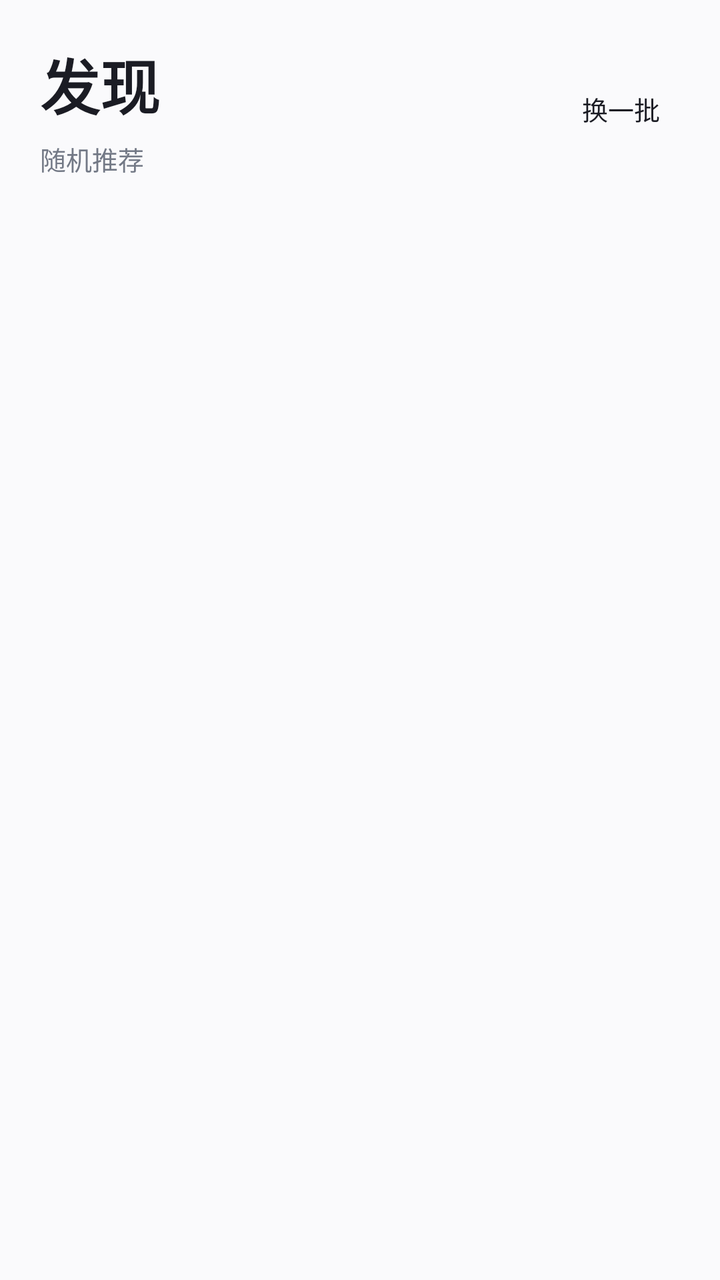
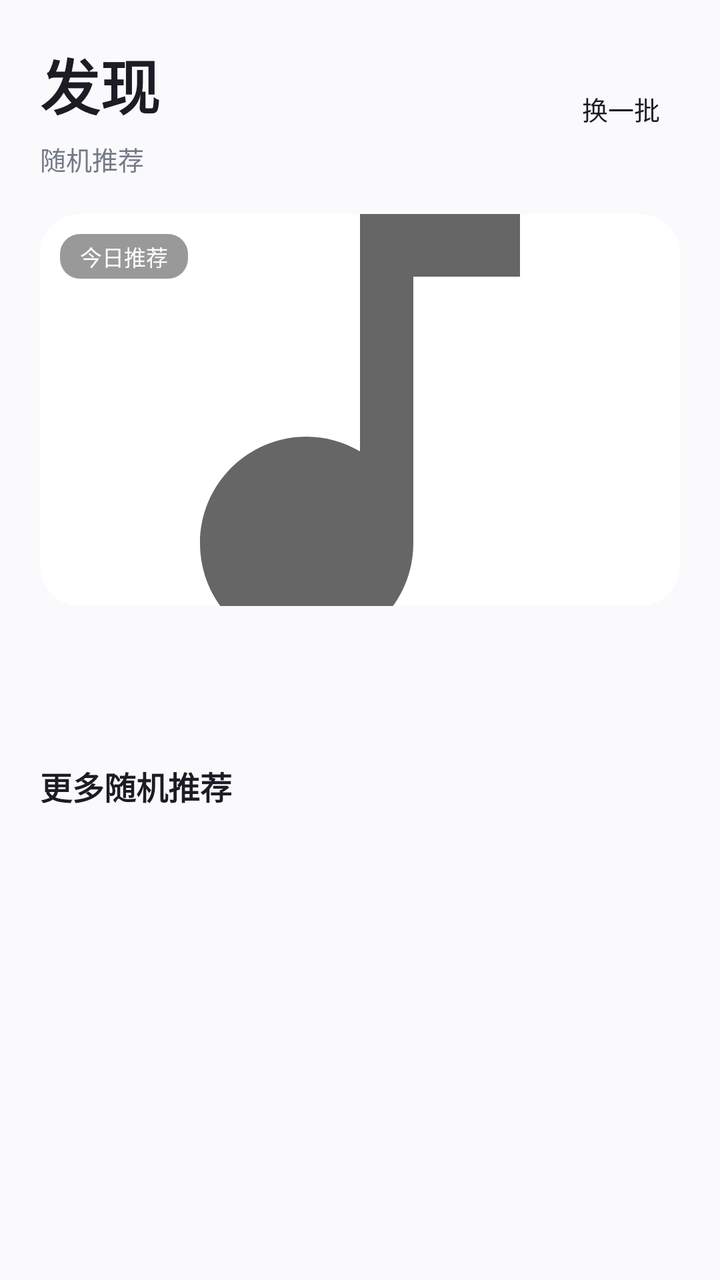

Two renders of the same Android screen: before a commit and after it. Below are the layout's source before the change and the commit's diff.
<!-- AndroidManifest.xml: application theme Theme.SubtitlePlayer -->
<!-- res/layout/page_discover.xml -->
<?xml version="1.0" encoding="utf-8"?>
<LinearLayout xmlns:android="http://schemas.android.com/apk/res/android" android:id="@+id/pageDiscover" android:layout_width="match_parent" android:layout_height="match_parent" android:background="@color/bg" android:orientation="vertical" android:padding="20dp">
    <LinearLayout android:layout_width="match_parent" android:layout_height="wrap_content" android:gravity="center_vertical">
        <LinearLayout android:layout_width="0dp" android:layout_height="wrap_content" android:layout_weight="1" android:orientation="vertical">
            <TextView android:layout_width="wrap_content" android:layout_height="wrap_content" android:text="@string/discover_title" android:textSize="30sp" android:textStyle="bold" android:textColor="@color/text_primary" />
            <TextView android:layout_width="wrap_content" android:layout_height="wrap_content" android:layout_marginTop="6dp" android:text="@string/discover_random" android:textColor="@color/text_hint" android:textSize="13sp" />
        </LinearLayout>
        <Button android:id="@+id/btnRefreshDiscover" style="@style/BtnStyle" android:layout_width="wrap_content" android:layout_height="48dp" android:text="@string/refresh" />
    </LinearLayout>
    <androidx.recyclerview.widget.RecyclerView android:id="@+id/recyclerDiscover" android:layout_width="match_parent" android:layout_height="0dp" android:layout_weight="1" android:layout_marginTop="24dp" android:clipToPadding="false" android:paddingBottom="12dp" />
</LinearLayout>
<!-- resources referenced by this layout -->
<resources>
  <color name="bg">#FAFAFC</color>
  <color name="text_hint">#737986</color>
  <color name="text_primary">#1B1C24</color>
  <string name="discover_random">随机推荐</string>
  <string name="discover_title">发现</string>
  <string name="refresh">换一批</string>
  <style name="BtnStyle" parent="Widget.AppCompat.Button">
          <item name="android:background">?attr/selectableItemBackgroundBorderless</item>
          <item name="android:stateListAnimator">@null</item>
          <item name="android:elevation">0dp</item>
          <item name="android:textColor">@color/text_primary</item>
          <item name="android:textAllCaps">false</item>
          <item name="android:textSize">13sp</item>
          <item name="android:minHeight">48dp</item>
          <item name="android:minWidth">0dp</item>
          <item name="android:insetTop">0dp</item>
          <item name="android:insetBottom">0dp</item>
          <item name="android:paddingTop">9dp</item>
          <item name="android:paddingBottom">9dp</item>
          <item name="android:paddingStart">10dp</item>
          <item name="android:paddingEnd">10dp</item>
      </style>
  <style name="Theme.SubtitlePlayer" parent="Theme.AppCompat.DayNight.NoActionBar">
          <item name="android:windowBackground">@color/bg</item>
          <item name="android:statusBarColor">@color/bg</item>
          <item name="android:navigationBarColor">@color/bg</item>
          
          <item name="colorAccent">@color/accent</item>
          
          <item name="alertDialogTheme">@style/ShiYinAlertDialog</item>
      </style>
  <color name="accent">#4A6CF7</color>
  <style name="ShiYinAlertDialog" parent="Theme.AppCompat.DayNight.Dialog.Alert">
          <item name="colorAccent">@color/accent</item>
          <item name="android:windowBackground">@drawable/bg_dialog</item>
      </style>
  <!-- drawable bg_dialog (drawable) -->
  <?xml version="1.0" encoding="utf-8"?>
  <shape xmlns:android="http://schemas.android.com/apk/res/android"
      android:shape="rectangle">
      <corners android:radius="20dp" />
      <solid android:color="@color/bg" />
  </shape>
</resources>

<!-- the commit's change to res/layout/page_discover.xml (unified diff, before → after) -->
@@ -1,5 +1,5 @@
 <?xml version="1.0" encoding="utf-8"?>
-<LinearLayout xmlns:android="http://schemas.android.com/apk/res/android" android:id="@+id/pageDiscover" android:layout_width="match_parent" android:layout_height="match_parent" android:background="@color/bg" android:orientation="vertical" android:padding="20dp">
+<LinearLayout xmlns:android="http://schemas.android.com/apk/res/android" android:id="@+id/pageDiscover" android:layout_width="match_parent" android:layout_height="match_parent" android:background="@color/bg" android:orientation="vertical" android:paddingStart="20dp" android:paddingEnd="20dp" android:paddingTop="20dp">
     <LinearLayout android:layout_width="match_parent" android:layout_height="wrap_content" android:gravity="center_vertical">
         <LinearLayout android:layout_width="0dp" android:layout_height="wrap_content" android:layout_weight="1" android:orientation="vertical">
             <TextView android:layout_width="wrap_content" android:layout_height="wrap_content" android:text="@string/discover_title" android:textSize="30sp" android:textStyle="bold" android:textColor="@color/text_primary" />
@@ -7,5 +7,90 @@
         </LinearLayout>
         <Button android:id="@+id/btnRefreshDiscover" style="@style/BtnStyle" android:layout_width="wrap_content" android:layout_height="48dp" android:text="@string/refresh" />
     </LinearLayout>
-    <androidx.recyclerview.widget.RecyclerView android:id="@+id/recyclerDiscover" android:layout_width="match_parent" android:layout_height="0dp" android:layout_weight="1" android:layout_marginTop="24dp" android:clipToPadding="false" android:paddingBottom="12dp" />
+
+    <LinearLayout
+        android:id="@+id/discoverPrimary"
+        android:layout_width="match_parent"
+        android:layout_height="wrap_content"
+        android:layout_marginTop="18dp"
+        android:orientation="vertical">
+
+        <include
+            layout="@layout/item_discover_primary"
+            android:layout_width="match_parent"
+            android:layout_height="wrap_content" />
+    </LinearLayout>
+
+    <TextView
+        android:id="@+id/txtDiscoverMore"
+        android:layout_width="match_parent"
+        android:layout_height="wrap_content"
+        android:layout_marginTop="18dp"
+        android:layout_marginBottom="10dp"
+        android:text="@string/discover_more"
+        android:textColor="@color/text_primary"
+        android:textSize="16sp"
+        android:textStyle="bold" />
+
+    <androidx.recyclerview.widget.RecyclerView android:id="@+id/recyclerDiscover" android:layout_width="match_parent" android:layout_height="0dp" android:layout_weight="1" android:clipToPadding="false" android:paddingBottom="12dp" />
 </LinearLayout>
+<!-- res/layout/item_discover_primary.xml (included above) -->
+<?xml version="1.0" encoding="utf-8"?>
+<LinearLayout xmlns:android="http://schemas.android.com/apk/res/android"
+    android:layout_width="match_parent"
+    android:layout_height="wrap_content"
+    android:foreground="?attr/selectableItemBackground"
+    android:orientation="vertical">
+
+    <FrameLayout
+        android:layout_width="match_parent"
+        android:layout_height="196dp">
+
+        <ImageView
+            android:id="@+id/imgPrimaryCover"
+            android:layout_width="match_parent"
+            android:layout_height="match_parent"
+            android:background="@drawable/bg_cover"
+            android:clipToOutline="true"
+            android:contentDescription="@string/cover"
+            android:scaleType="centerCrop"
+            android:src="@drawable/ic_music_tinted" />
+
+        <TextView
+            android:id="@+id/txtPrimaryBadge"
+            android:layout_width="wrap_content"
+            android:layout_height="wrap_content"
+            android:layout_gravity="top|start"
+            android:layout_margin="10dp"
+            android:background="@drawable/bg_badge_on_photo"
+            android:paddingStart="10dp"
+            android:paddingEnd="10dp"
+            android:paddingTop="3dp"
+            android:paddingBottom="3dp"
+            android:text="@string/discover_primary_badge"
+            android:textColor="@color/white"
+            android:textSize="11sp" />
+    </FrameLayout>
+
+    <TextView
+        android:id="@+id/txtPrimaryTitle"
+        android:layout_width="match_parent"
+        android:layout_height="wrap_content"
+        android:layout_marginTop="14dp"
+        android:ellipsize="end"
+        android:singleLine="true"
+        android:textColor="@color/text_primary"
+        android:textSize="19sp"
+        android:textStyle="bold" />
+
+    <TextView
+        android:id="@+id/txtPrimaryArtist"
+        android:layout_width="match_parent"
+        android:layout_height="wrap_content"
+        android:layout_marginTop="3dp"
+        android:ellipsize="end"
+        android:singleLine="true"
+        android:textColor="@color/text_hint"
+        android:textSize="13sp" />
+
+</LinearLayout>
<!-- resource entries referenced after the edit -->
@@ -3,6 +3,35 @@
   <color name="bg">#FAFAFC</color>
   <color name="text_hint">#737986</color>
   <color name="text_primary">#1B1C24</color>
+  <color name="white">#FFFFFF</color>
+  <!-- drawable bg_badge_on_photo (drawable) -->
+  <?xml version="1.0" encoding="utf-8"?>
+  <shape xmlns:android="http://schemas.android.com/apk/res/android"
+      android:shape="rectangle">
+      <corners android:radius="10dp" />
+      <solid android:color="#66000000" />
+  </shape>
+  <!-- drawable bg_cover (drawable) -->
+  <?xml version="1.0" encoding="utf-8"?>
+  <shape xmlns:android="http://schemas.android.com/apk/res/android"
+      android:shape="rectangle">
+      <corners android:radius="20dp" />
+      <solid android:color="@color/surface" />
+  </shape>
+  <!-- drawable ic_music_tinted (drawable) -->
+  <?xml version="1.0" encoding="utf-8"?>
+  <vector xmlns:android="http://schemas.android.com/apk/res/android"
+      android:width="24dp"
+      android:height="24dp"
+      android:viewportWidth="24"
+      android:viewportHeight="24">
+      <path
+          android:fillColor="?attr/colorControlNormal"
+          android:pathData="M12,3v10.55c-0.59,-0.34 -1.27,-0.55 -2,-0.55 -2.21,0 -4,1.79 -4,4s1.79,4 4,4 4,-1.79 4,-4V7h4V3h-6z" />
+  </vector>
+  <string name="cover">封面</string>
+  <string name="discover_more">更多随机推荐</string>
+  <string name="discover_primary_badge">今日推荐</string>
   <string name="discover_random">随机推荐</string>
   <string name="discover_title">发现</string>
   <string name="refresh">换一批</string>
@@ -31,6 +60,7 @@
           
           <item name="alertDialogTheme">@style/ShiYinAlertDialog</item>
       </style>
+  <color name="surface">#FFFFFF</color>
   <color name="accent">#4A6CF7</color>
   <style name="ShiYinAlertDialog" parent="Theme.AppCompat.DayNight.Dialog.Alert">
           <item name="colorAccent">@color/accent</item>
